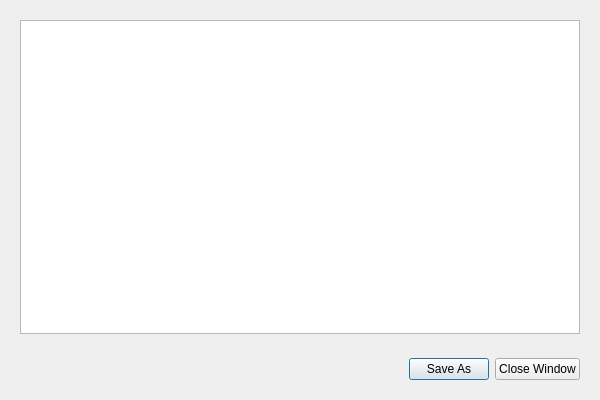
Before: the Qt Designer form views/ui/text_display.ui in ELVIS-Project/vis-framework, drawn with Qt 5.
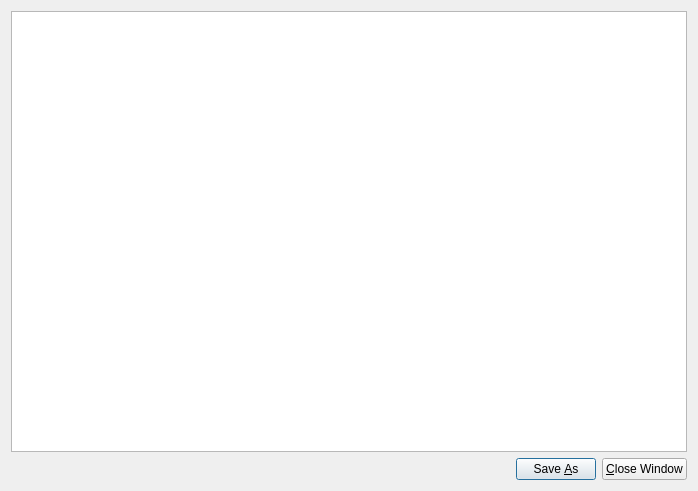
After: the same form once the commit is applied. Icons and pictures are not drawn.

```diff
--- a/views/ui/text_display.ui
+++ b/views/ui/text_display.ui
@@ -6,8 +6,8 @@
    <rect>
     <x>0</x>
     <y>0</y>
-    <width>600</width>
-    <height>400</height>
+    <width>698</width>
+    <height>491</height>
    </rect>
   </property>
   <property name="sizePolicy">
@@ -22,30 +22,15 @@
   <property name="modal">
    <bool>false</bool>
   </property>
-  <layout class="QVBoxLayout" name="verticalLayout">
-   <item>
-    <widget class="QWidget" name="widget" native="true">
-     <layout class="QGridLayout" name="gridLayout">
-      <item row="0" column="0">
-       <widget class="QTextEdit" name="show_text">
-        <property name="font">
-         <font>
-          <family>Courier</family>
-          <pointsize>14</pointsize>
-         </font>
-        </property>
-        <property name="readOnly">
-           <bool>true</bool>
-        </property>
-       </widget>
-      </item>
-     </layout>
-    </widget>
-   </item>
-   <item>
-    <widget class="QWidget" name="layout" native="true">
-     <layout class="QHBoxLayout" name="horizontalLayout_2">
-      <item>
+  <layout class="QGridLayout" name="gridLayout_2">
+   <item row="1" column="1">
+    <widget class="QPushButton" name="btn_save_as">
+     <property name="text">
+      <string>Save &amp;As</string>
+     </property>
+    </widget>
+   </item>
+   <item row="1" column="0">
        <spacer name="horizontalSpacer">
         <property name="orientation">
          <enum>Qt::Horizontal</enum>
@@ -58,21 +43,24 @@
         </property>
        </spacer>
       </item>
-      <item>
-       <widget class="QPushButton" name="btn_save_as">
-        <property name="text">
-         <string>Save As</string>
-        </property>
-       </widget>
-      </item>
-      <item>
+   <item row="1" column="2">
        <widget class="QPushButton" name="btn_close">
         <property name="text">
-         <string>Close Window</string>
+      <string>&amp;Close Window</string>
         </property>
        </widget>
       </item>
-     </layout>
+   <item row="0" column="0" colspan="3">
+    <widget class="QTextEdit" name="show_text">
+     <property name="font">
+      <font>
+       <family>Courier</family>
+       <pointsize>14</pointsize>
+      </font>
+     </property>
+     <property name="readOnly">
+      <bool>true</bool>
+     </property>
     </widget>
    </item>
   </layout>
```
Left out of the diff: 4 changed lines with no effect on the pictures. Lines whose indentation alone changed are shown as unchanged.
